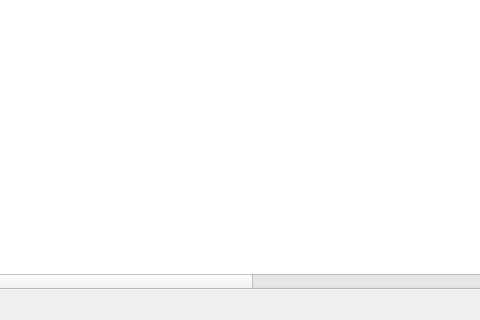
The window that librarian/books.ui (Skyrim78/Librarian) describes before a commit, drawn with Qt 5; both pictures show x 196 to 676 and y 218 to 538 of the 785 by 538 pixel window.
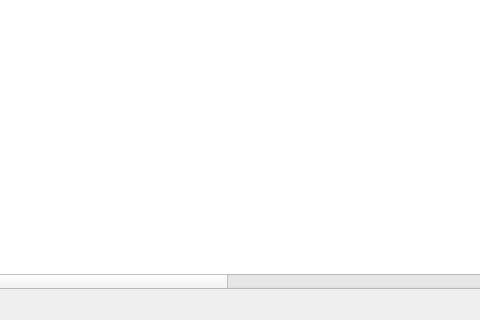
The same window after the commit.

What changed in the file:
```diff
--- a/librarian/books.ui
+++ b/librarian/books.ui
@@ -243,6 +243,11 @@
             <string>Year</string>
            </property>
           </column>
+          <column>
+           <property name="text">
+            <string>Place</string>
+           </property>
+          </column>
           <column>
            <property name="text">
             <string>Received</string>
```
